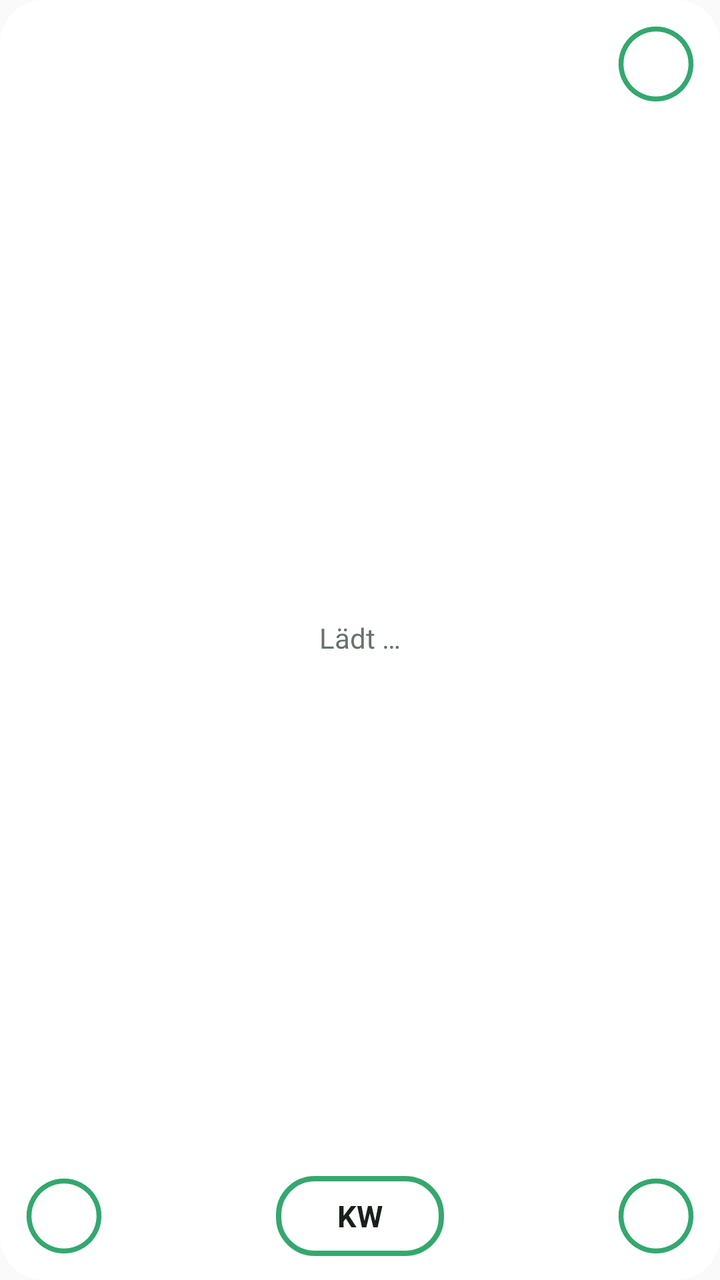
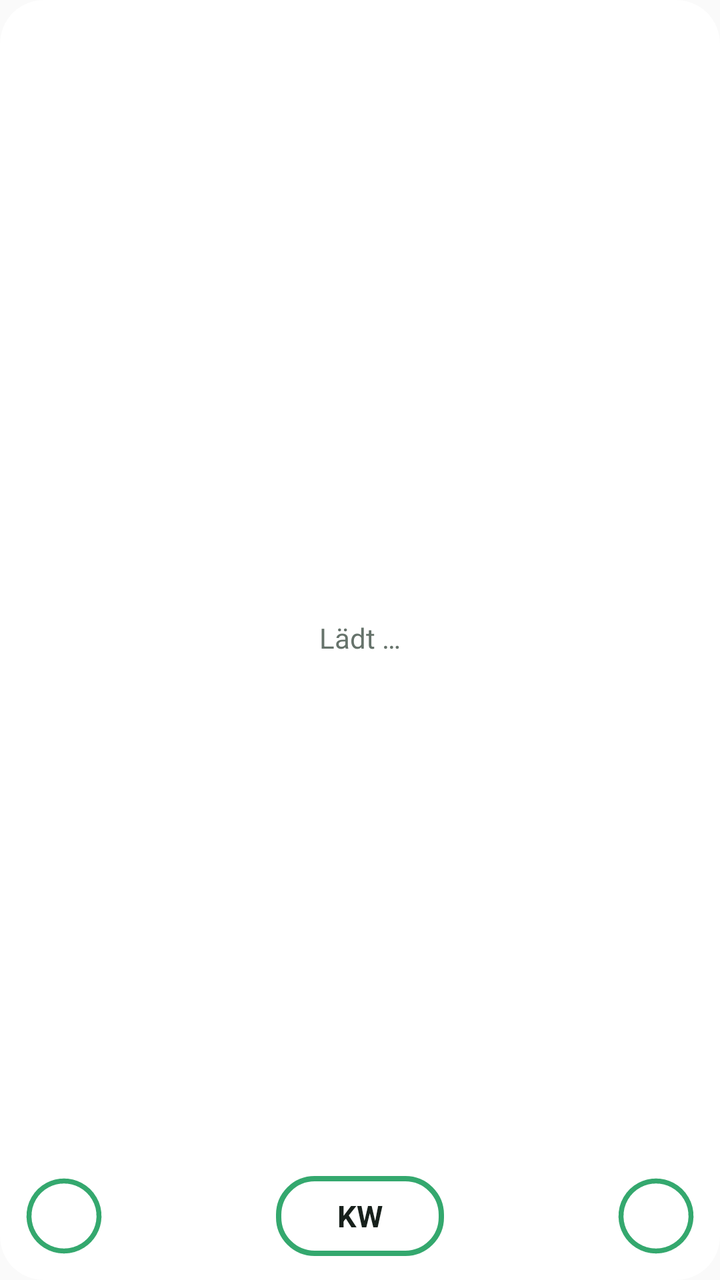

An Android layout rendered at two revisions. The XML below is the earlier revision; the diff shows what the commit changed to produce the second picture.
<!-- AndroidManifest.xml: application theme AppTheme -->
<!-- res/layout/widget.xml -->
<?xml version="1.0" encoding="utf-8"?>
<LinearLayout xmlns:android="http://schemas.android.com/apk/res/android"
    android:id="@+id/root"
    android:layout_width="match_parent"
    android:layout_height="match_parent"
    android:orientation="vertical"
    android:background="@drawable/bg"
    android:padding="12dp">

    <LinearLayout
        android:id="@+id/head"
        android:layout_width="match_parent"
        android:layout_height="wrap_content"
        android:gravity="center_vertical"
        android:orientation="horizontal">

        <TextView
            android:id="@+id/date"
            android:layout_width="0dp"
            android:layout_height="wrap_content"
            android:layout_weight="1"
            android:maxLines="1"
            android:ellipsize="end"
            android:textColor="@color/fg"
            android:textSize="17sp"
            android:textStyle="bold" />

        <LinearLayout
            android:id="@+id/bdnav"
            android:layout_width="wrap_content"
            android:layout_height="wrap_content"
            android:gravity="center_vertical"
            android:orientation="horizontal"
            android:visibility="gone">

            <TextView
                android:id="@+id/bdprev"
                android:layout_width="36dp"
                android:layout_height="36dp"
                android:gravity="center"
                android:text="‹"
                android:textColor="@color/fg"
                android:textSize="24sp"
                android:textStyle="bold" />

            <TextView
                android:id="@+id/bdpage"
                android:layout_width="wrap_content"
                android:layout_height="wrap_content"
                android:textColor="@color/fg"
                android:textSize="13sp" />

            <TextView
                android:id="@+id/bdnext"
                android:layout_width="36dp"
                android:layout_height="36dp"
                android:gravity="center"
                android:text="›"
                android:textColor="@color/fg"
                android:textSize="24sp"
                android:textStyle="bold" />
        </LinearLayout>

        <ImageView
            android:id="@+id/home"
            android:layout_width="40dp"
            android:layout_height="40dp"
            android:layout_marginEnd="6dp"
            android:contentDescription="Home-Modus"
            android:scaleType="fitCenter"
            android:src="@drawable/ring_home_off"
            android:visibility="gone" />

        
        <FrameLayout
            android:id="@+id/refresh"
            android:layout_width="40dp"
            android:layout_height="40dp"
            android:contentDescription="Aktualisieren">

            <ImageView
                android:layout_width="match_parent"
                android:layout_height="match_parent"
                android:scaleType="fitCenter"
                android:src="@drawable/ring_refresh" />

            <TextView
                android:id="@+id/stamp"
                android:layout_width="match_parent"
                android:layout_height="match_parent"
                android:gravity="center"
                android:includeFontPadding="false"
                android:textColor="#FFFFFF"
                android:textSize="9sp"
                android:textStyle="bold" />
        </FrameLayout>
    </LinearLayout>

    <FrameLayout
        android:layout_width="match_parent"
        android:layout_height="0dp"
        android:layout_weight="1"
        android:layout_marginTop="4dp">

        <ListView
            android:id="@+id/list"
            android:layout_width="match_parent"
            android:layout_height="match_parent"
            android:divider="@null"
            android:dividerHeight="0dp" />

        <TextView
            android:id="@+id/empty"
            android:layout_width="match_parent"
            android:layout_height="match_parent"
            android:gravity="center"
            android:text="Lädt …"
            android:textColor="@color/muted"
            android:textSize="14sp" />
    </FrameLayout>

    
    <LinearLayout
        android:id="@+id/quick"
        android:layout_width="match_parent"
        android:layout_height="wrap_content"
        android:layout_marginTop="6dp"
        android:gravity="bottom"
        android:orientation="horizontal">

        <FrameLayout
            android:id="@+id/q_bdays"
            android:layout_width="40dp"
            android:layout_height="40dp"
            android:contentDescription="Geburtstage">

            <ImageView
                android:id="@+id/q_bdring"
                android:layout_width="match_parent"
                android:layout_height="match_parent"
                android:scaleType="fitCenter"
                android:src="@drawable/ring_bd" />

            <TextView
                android:layout_width="match_parent"
                android:layout_height="match_parent"
                android:gravity="center"
                android:includeFontPadding="false"
                android:text="B"
                android:textColor="#FFFFFF"
                android:textSize="19sp"
                android:textStyle="bold" />
        </FrameLayout>

        <TextView
            android:layout_width="0dp"
            android:layout_height="1dp"
            android:layout_weight="1" />

        <TextView
            android:id="@+id/weekprev"
            android:layout_width="44dp"
            android:layout_height="40dp"
            android:gravity="center"
            android:includeFontPadding="false"
            android:text="◀"
            android:textColor="#FFFFFF"
            android:textSize="26sp"
            android:visibility="invisible" />

        
        <LinearLayout
            android:layout_width="wrap_content"
            android:layout_height="wrap_content"
            android:layout_marginStart="6dp"
            android:layout_marginEnd="6dp"
            android:gravity="center_horizontal"
            android:orientation="vertical">

            <TextView
                android:id="@+id/weekyear"
                android:layout_width="wrap_content"
                android:layout_height="wrap_content"
                android:textColor="@color/fg"
                android:textSize="13sp"
                android:textStyle="bold"
                android:visibility="gone" />

            <TextView
                android:id="@+id/weeklabel"
                android:layout_width="84dp"
                android:layout_height="40dp"
                android:background="@drawable/kw_off"
                android:gravity="center"
                android:maxLines="1"
                android:text="KW"
                android:textColor="@color/fg"
                android:textSize="15sp"
                android:textStyle="bold" />
        </LinearLayout>

        <TextView
            android:id="@+id/weeknext"
            android:layout_width="44dp"
            android:layout_height="40dp"
            android:gravity="center"
            android:includeFontPadding="false"
            android:text="▶"
            android:textColor="#FFFFFF"
            android:textSize="26sp"
            android:visibility="invisible" />

        <TextView
            android:layout_width="0dp"
            android:layout_height="1dp"
            android:layout_weight="1" />

        <ImageView
            android:id="@+id/q_add"
            android:layout_width="40dp"
            android:layout_height="40dp"
                        android:contentDescription="Neuer Eintrag"
            android:scaleType="fitCenter"
            android:src="@drawable/ring_add" />
    </LinearLayout>
</LinearLayout>
<!-- resources referenced by this layout -->
<resources>
  <color name="fg">#17201B</color>
  <color name="muted">#66736B</color>
  <!-- drawable bg (drawable) -->
  <?xml version="1.0" encoding="utf-8"?>
  <shape xmlns:android="http://schemas.android.com/apk/res/android" android:shape="rectangle">
      <solid android:color="@color/bg" />
      <corners android:radius="22dp" />
  </shape>
  <!-- drawable kw_off (drawable) -->
  <?xml version="1.0" encoding="utf-8"?>
  <shape xmlns:android="http://schemas.android.com/apk/res/android" android:shape="rectangle">
      <solid android:color="#00000000" />
      <stroke android:width="2.5dp" android:color="#34A86E" />
      <corners android:radius="18dp" />
  </shape>
  <!-- drawable ring_add (drawable) -->
  <?xml version="1.0" encoding="utf-8"?>
  <vector xmlns:android="http://schemas.android.com/apk/res/android" android:width="40dp" android:height="40dp" android:viewportWidth="40" android:viewportHeight="40">
      <path android:fillColor="#00000000" android:strokeColor="#34A86E" android:strokeWidth="2.5" android:pathData="M20,2.5 a17.5,17.5 0 1,0 0.001,0 z" />
      <path android:strokeColor="#FFFFFF" android:strokeWidth="3" android:strokeLineCap="round" android:pathData="M20,12 L20,28 M12,20 L28,20" />
  </vector>
  <!-- drawable ring_bd (drawable) -->
  <?xml version="1.0" encoding="utf-8"?>
  <vector xmlns:android="http://schemas.android.com/apk/res/android" android:width="40dp" android:height="40dp" android:viewportWidth="40" android:viewportHeight="40">
      <path android:fillColor="#00000000" android:strokeColor="#34A86E" android:strokeWidth="2.5" android:pathData="M20,2.5 a17.5,17.5 0 1,0 0.001,0 z" />
  </vector>
  <!-- drawable ring_home_off (drawable) -->
  <?xml version="1.0" encoding="utf-8"?>
  <vector xmlns:android="http://schemas.android.com/apk/res/android" android:width="40dp" android:height="40dp" android:viewportWidth="40" android:viewportHeight="40">
      <path android:fillColor="#00000000" android:strokeColor="#34A86E" android:strokeWidth="2.5" android:pathData="M20,2.5 a17.5,17.5 0 1,0 0.001,0 z" />
      <path android:strokeColor="#FFFFFF" android:strokeWidth="2.2" android:strokeLineCap="round" android:strokeLineJoin="round" android:pathData="M13.5,19.5 L13.5,28.5 L26.5,28.5 L26.5,19.5 M11,21 L20,12.5 L29,21" />
  </vector>
  <!-- drawable ring_refresh (drawable) -->
  <?xml version="1.0" encoding="utf-8"?>
  <vector xmlns:android="http://schemas.android.com/apk/res/android" android:width="40dp" android:height="40dp" android:viewportWidth="40" android:viewportHeight="40">
      <path android:fillColor="#00000000" android:strokeColor="#34A86E" android:strokeWidth="2.5" android:pathData="M20,2.5 a17.5,17.5 0 1,0 0.001,0 z" />
      <path android:strokeColor="#FFFFFF" android:strokeWidth="1.8" android:strokeLineCap="round" android:strokeLineJoin="round" android:pathData="M23.76,9.66 A11,11 0 1,0 29.53,14.5 M28.75,18.93 L29.53,14.5 L33.76,16.04" />
  </vector>
  <style name="AppTheme" parent="android:Theme.Material.Light.NoActionBar">
          <item name="android:colorAccent">@color/accent</item>
      </style>
  <color name="bg">#F2FFFFFF</color>
  <color name="accent">#1D8657</color>
</resources>

<!-- the commit's change to res/layout/widget.xml (unified diff, before → after) -->
@@ -25,47 +25,12 @@
             android:textSize="17sp"
             android:textStyle="bold" />
 
-        <LinearLayout
-            android:id="@+id/bdnav"
-            android:layout_width="wrap_content"
-            android:layout_height="wrap_content"
-            android:gravity="center_vertical"
-            android:orientation="horizontal"
-            android:visibility="gone">
-
-            <TextView
-                android:id="@+id/bdprev"
-                android:layout_width="36dp"
-                android:layout_height="36dp"
-                android:gravity="center"
-                android:text="‹"
-                android:textColor="@color/fg"
-                android:textSize="24sp"
-                android:textStyle="bold" />
-
-            <TextView
-                android:id="@+id/bdpage"
-                android:layout_width="wrap_content"
-                android:layout_height="wrap_content"
-                android:textColor="@color/fg"
-                android:textSize="13sp" />
-
-            <TextView
-                android:id="@+id/bdnext"
-                android:layout_width="36dp"
-                android:layout_height="36dp"
-                android:gravity="center"
-                android:text="›"
-                android:textColor="@color/fg"
-                android:textSize="24sp"
-                android:textStyle="bold" />
-        </LinearLayout>
 
         <ImageView
             android:id="@+id/home"
             android:layout_width="40dp"
             android:layout_height="40dp"
-            android:layout_marginEnd="6dp"
+            android:layout_marginEnd="18dp"
             android:contentDescription="Home-Modus"
             android:scaleType="fitCenter"
             android:src="@drawable/ring_home_off"
@@ -118,6 +83,46 @@
             android:textColor="@color/muted"
             android:textSize="14sp" />
     </FrameLayout>
+
+    
+    <LinearLayout
+        android:id="@+id/bdnav"
+        android:layout_width="match_parent"
+        android:layout_height="wrap_content"
+        android:layout_marginTop="4dp"
+        android:gravity="center"
+        android:orientation="horizontal"
+        android:visibility="gone">
+
+        <TextView
+            android:id="@+id/bdprev"
+            android:layout_width="56dp"
+            android:layout_height="40dp"
+            android:gravity="center"
+            android:includeFontPadding="false"
+            android:text="◀"
+            android:textColor="#FFFFFF"
+            android:textSize="26sp" />
+
+        <TextView
+            android:id="@+id/bdpage"
+            android:layout_width="84dp"
+            android:layout_height="40dp"
+            android:gravity="center"
+            android:textColor="#FFFFFF"
+            android:textSize="16sp"
+            android:textStyle="bold" />
+
+        <TextView
+            android:id="@+id/bdnext"
+            android:layout_width="56dp"
+            android:layout_height="40dp"
+            android:gravity="center"
+            android:includeFontPadding="false"
+            android:text="▶"
+            android:textColor="#FFFFFF"
+            android:textSize="26sp" />
+    </LinearLayout>
 
     
     <LinearLayout
<!-- resource entries referenced after the edit -->
@@ -29,13 +29,11 @@
   <!-- drawable ring_home_off (drawable) -->
   <?xml version="1.0" encoding="utf-8"?>
   <vector xmlns:android="http://schemas.android.com/apk/res/android" android:width="40dp" android:height="40dp" android:viewportWidth="40" android:viewportHeight="40">
-      <path android:fillColor="#00000000" android:strokeColor="#34A86E" android:strokeWidth="2.5" android:pathData="M20,2.5 a17.5,17.5 0 1,0 0.001,0 z" />
       <path android:strokeColor="#FFFFFF" android:strokeWidth="2.2" android:strokeLineCap="round" android:strokeLineJoin="round" android:pathData="M13.5,19.5 L13.5,28.5 L26.5,28.5 L26.5,19.5 M11,21 L20,12.5 L29,21" />
   </vector>
   <!-- drawable ring_refresh (drawable) -->
   <?xml version="1.0" encoding="utf-8"?>
   <vector xmlns:android="http://schemas.android.com/apk/res/android" android:width="40dp" android:height="40dp" android:viewportWidth="40" android:viewportHeight="40">
-      <path android:fillColor="#00000000" android:strokeColor="#34A86E" android:strokeWidth="2.5" android:pathData="M20,2.5 a17.5,17.5 0 1,0 0.001,0 z" />
       <path android:strokeColor="#FFFFFF" android:strokeWidth="1.8" android:strokeLineCap="round" android:strokeLineJoin="round" android:pathData="M23.76,9.66 A11,11 0 1,0 29.53,14.5 M28.75,18.93 L29.53,14.5 L33.76,16.04" />
   </vector>
   <style name="AppTheme" parent="android:Theme.Material.Light.NoActionBar">
